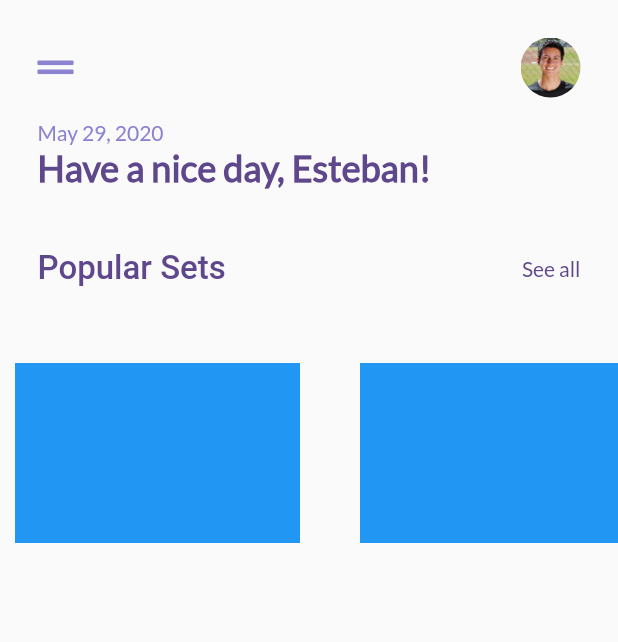
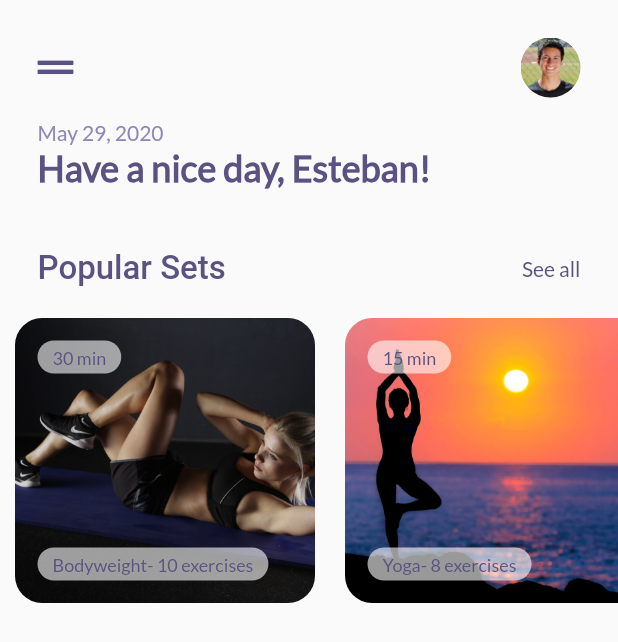
Before and after one commit to eretana238/simple_fitness_app, a Flutter app: the screen it shows after launch, on a phone screen of 412 x 824 dp. Shown: the top 642 px of the screen. Run offline on Flutter 3.47's test engine with Material 2 defaults, Android fonts, the phone set to English and light mode, and no system bars; our stand-ins replace font_awesome_flutter.

Commit message:
finished workout set carousel

```diff
--- a/lib/components/popular_sets_carousel.dart
+++ b/lib/components/popular_sets_carousel.dart
@@ -1,6 +1,7 @@
 import 'package:flutter/material.dart';
 import 'package:simple_fitness_app/screens/workout_screen.dart';
 import '../models/workout.dart';
+import '../components/workout_card.dart';
 
 class PopularSetsCarousel extends StatelessWidget {
   @override
@@ -8,7 +9,7 @@ class PopularSetsCarousel extends StatelessWidget {
     return Column(
       children: <Widget>[
         Padding(
-          padding: EdgeInsets.symmetric(horizontal: 25.0, vertical: 40.0),
+          padding: EdgeInsets.fromLTRB(25.0, 40.0, 25.0, 10.0),
           child: Row(
             mainAxisAlignment: MainAxisAlignment.spaceBetween,
             children: <Widget>[
@@ -34,24 +35,20 @@ class PopularSetsCarousel extends StatelessWidget {
           ),
         ),
         Container(
-          height: 300.0,
+          height: 210.0,
           child: ListView.builder(
             scrollDirection: Axis.horizontal,
             itemCount: workouts.length,
             itemBuilder: (BuildContext build, int index) {
               Workout workout = workouts[index];
-              return Container(
-                width: 210.0,
-                margin: EdgeInsets.all(10.0),
-                child: Stack(
-                  children: <Widget>[
-                    Container(
-                      width: 190,
-                      height: 120,
-                      color: Colors.blue,
-                    ),
-                  ],
+              return GestureDetector(
+                onTap: () => Navigator.push(
+                  context,
+                  MaterialPageRoute(
+                    builder: (_) => WorkoutScreen(workout: workout),
+                  ),
                 ),
+                child: WorkoutCard(workout),
               );
             },
           ),
--- /dev/null
+++ b/lib/components/workout_card.dart
@@ -0,0 +1,74 @@
+import 'package:flutter/material.dart';
+import '../models/workout.dart';
+
+class WorkoutCard extends StatelessWidget {
+  final Workout workout;
+
+  WorkoutCard(this.workout);
+  // final String time = workout.time.toString();
+
+  @override
+  Widget build(BuildContext context) {
+    return Container(
+      width: 200.0,
+      margin: EdgeInsets.all(10.0),
+      child: Stack(
+        children: <Widget>[
+          Container(
+            decoration: BoxDecoration(
+              borderRadius: BorderRadius.circular(18.0),
+              image: DecorationImage(
+                image: AssetImage(workout.imageUrl),
+                fit: BoxFit.cover,
+              ),
+            ),
+          ),
+          Positioned(
+            height: 22.0,
+            top: 15.0,
+            left: 15.0,
+            child: Container(
+              padding: EdgeInsets.symmetric(horizontal: 10.0),
+              decoration: BoxDecoration(
+                borderRadius: BorderRadius.circular(12.0),
+                color: Colors.white60,
+              ),
+              child: Center(
+                child: Text(
+                  '${workout.time} min',
+                  style: TextStyle(
+                    fontFamily: 'Lato',
+                    color: Theme.of(context).primaryColor,
+                    fontSize: 12.0,
+                  ),
+                ),
+              ),
+            ),
+          ),
+          Positioned(
+            height: 22.0,
+            bottom: 15.0,
+            left: 15.0,
+            child: Container(
+              padding: EdgeInsets.symmetric(horizontal: 10.0),
+              decoration: BoxDecoration(
+                borderRadius: BorderRadius.circular(12.0),
+                color: Colors.white60,
+              ),
+              child: Center(
+                child: Text(
+                  '${workout.name}- ${workout.amountOfWorkouts} exercises',
+                  style: TextStyle(
+                    fontFamily: 'Lato',
+                    color: Theme.of(context).primaryColor,
+                    fontSize: 12.0,
+                  ),
+                ),
+              ),
+            ),
+          )
+        ],
+      ),
+    );
+  }
+}
--- a/lib/main.dart
+++ b/lib/main.dart
@@ -11,7 +11,7 @@ class MyApp extends StatelessWidget {
       title: 'Simple Fitness',
       debugShowCheckedModeBanner: false,
       theme: ThemeData(
-        primaryColor: Color(0xff5f478c),
+        primaryColor: Color(0xff5b5282),
         visualDensity: VisualDensity.adaptivePlatformDensity,
       ),
       home: MyHomePage(),
--- a/lib/models/video.dart
+++ b/lib/models/video.dart
@@ -0,0 +1,14 @@
+import 'package:flutter/cupertino.dart';
+
+class Video {
+  String image;
+  String name;
+
+  Video({this.image, this.name});
+}
+
+List<Video> videos = [
+  Video(image: 'assets/images/yoga1.jpg', name: 'Yoga'),
+  Video(image: 'assets/images/cardio.jpg', name: 'Cardio'),
+  Video(image: 'assets/images/stretch.jpg', name: 'Stretch')
+];
--- a/lib/models/workout.dart
+++ b/lib/models/workout.dart
@@ -1,6 +1,6 @@
 class Workout {
-  int time;
-  int amountOfWorkouts;
+  int time = 0;
+  int amountOfWorkouts = 0;
   String name;
   String imageUrl;
 
--- a/lib/screens/home_screen.dart
+++ b/lib/screens/home_screen.dart
@@ -3,16 +3,12 @@ import 'package:font_awesome_flutter/font_awesome_flutter.dart';
 import 'package:simple_fitness_app/components/popular_sets_carousel.dart';
 
 class MyHomePage extends StatefulWidget {
-  MyHomePage({Key key, this.title}) : super(key: key);
-
-  final String title;
-
   @override
   _MyHomePageState createState() => _MyHomePageState();
 }
 
 class _MyHomePageState extends State<MyHomePage> {
-  Color secondaryColor = Color(0xff8b82d0);
+  Color secondaryColor = Color(0xff9088b3);
   @override
   Widget build(BuildContext context) {
     return Scaffold(
@@ -29,7 +25,7 @@ class _MyHomePageState extends State<MyHomePage> {
                   children: <Widget>[
                     FaIcon(
                       FontAwesomeIcons.gripLines,
-                      color: secondaryColor,
+                      color: Theme.of(context).primaryColor,
                     ),
                     Container(
                       child: GestureDetector(
--- a/lib/screens/workout_screen.dart
+++ b/lib/screens/workout_screen.dart
@@ -13,8 +13,24 @@ class WorkoutScreen extends StatefulWidget {
 class _WorkoutScreenState extends State<WorkoutScreen> {
   @override
   Widget build(BuildContext context) {
-    return Container(
-       child: Text('hello'),
+    return Scaffold(
+      body: SafeArea(
+        child: Column(
+          children: <Widget>[
+            Row(
+              children: <Widget>[
+                IconButton(
+                  icon: Icon(
+                    Icons.arrow_back,
+                    color: Theme.of(context).primaryColor,
+                    // size: 30.0,
+                  ),
+                ),
+              ],
+            )
+          ],
+        ),
+      ),
     );
   }
 }
```
